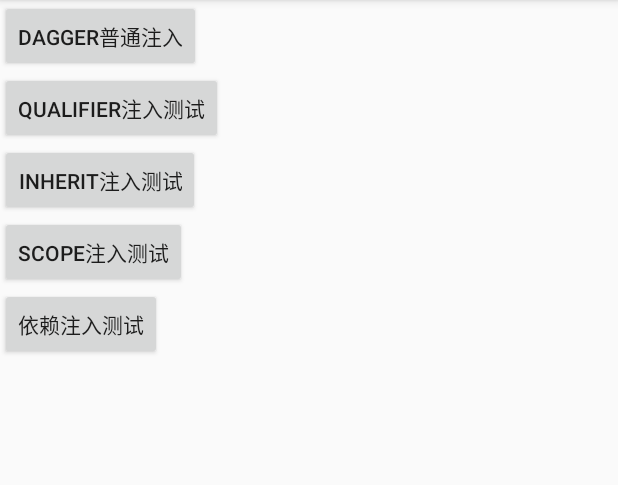
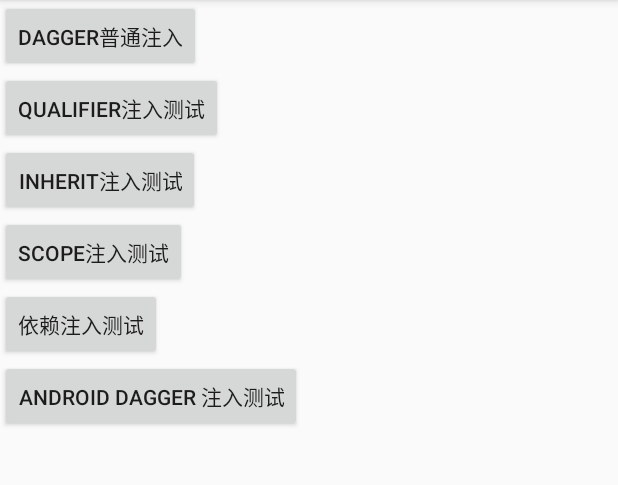
Before and after one commit to DREARMING/Dragger2Demo, an Android app: the screen it shows after launch (MainActivity), on a phone screen of 412 x 824 dp, the part 84-569 px from its top. Run offline under Robolectric (Android 15) with nearby library versions, the phone set to English and light mode, and no system bars; our stand-ins replace ButterKnife, Dagger/Hilt's generated code; libraries missing offline, so code that uses them is left out: com.blankj.utilcode; 1 statement that could not run was skipped.

Commit message:
添加 dagger.android test

```diff
--- a/app/build.gradle
+++ b/app/build.gradle
@@ -34,6 +34,12 @@ dependencies {
 
     implementation 'com.google.dagger:dagger:2.11'
     annotationProcessor 'com.google.dagger:dagger-compiler:2.11'
+
+    def dagger_version = '2.11'
+    implementation "com.google.dagger:dagger-android:$dagger_version"
+    implementation "com.google.dagger:dagger-android-support:$dagger_version"
+    annotationProcessor "com.google.dagger:dagger-android-processor:$dagger_version"
+
     implementation 'com.blankj:utilcode:1.10.0'
     implementation 'com.orhanobut:logger:2.1.1'
     api 'com.jakewharton:butterknife:10.1.0'
--- a/app/src/main/AndroidManifest.xml
+++ b/app/src/main/AndroidManifest.xml
@@ -3,10 +3,10 @@
     package="com.mvcoder.dragger2demo">
 
     <application
+        android:name=".DaggerApp"
         android:allowBackup="true"
         android:icon="@mipmap/ic_launcher"
         android:label="@string/app_name"
-        android:name=".DaggerApp"
         android:roundIcon="@mipmap/ic_launcher_round"
         android:supportsRtl="true"
         android:theme="@style/AppTheme">
@@ -14,9 +14,11 @@
             <intent-filter>
                 <action android:name="android.intent.action.MAIN" />
                 <action android:name="android.intent.action.VIEW" />
+
                 <category android:name="android.intent.category.LAUNCHER" />
             </intent-filter>
         </activity>
+        <activity android:name=".android.activity.InjectActivity"></activity>
     </application>
 
 </manifest>
--- a/app/src/main/java/com/mvcoder/dragger2demo/DaggerApp.java
+++ b/app/src/main/java/com/mvcoder/dragger2demo/DaggerApp.java
@@ -1,14 +1,44 @@
 package com.mvcoder.dragger2demo;
 
+import android.app.Activity;
 import android.app.Application;
 
 import com.blankj.utilcode.util.Utils;
+import com.mvcoder.dragger2demo.android.component.AppComponent;
+import com.mvcoder.dragger2demo.android.component.DaggerAppComponent;
+import com.mvcoder.dragger2demo.android.module.AppModule;
 
-public class DaggerApp extends Application {
+import javax.inject.Inject;
+
+import dagger.android.AndroidInjector;
+import dagger.android.DispatchingAndroidInjector;
+import dagger.android.HasActivityInjector;
+
+public class DaggerApp extends Application implements HasActivityInjector {
+
+    @Inject
+    DispatchingAndroidInjector<Activity> dispatchingAndroidInjector;
+
 
     @Override
     public void onCreate() {
         super.onCreate();
         Utils.init(this);
+        doInject();
     }
+
+    private void doInject() {
+         AppComponent appComponent = DaggerAppComponent.builder()
+                .appModule(new AppModule(this))
+                .build();
+
+         appComponent.inject(this);
+
+    }
+
+    @Override
+    public AndroidInjector<Activity> activityInjector() {
+        return dispatchingAndroidInjector;
+    }
+
 }
--- a/app/src/main/java/com/mvcoder/dragger2demo/MainActivity.java
+++ b/app/src/main/java/com/mvcoder/dragger2demo/MainActivity.java
@@ -1,10 +1,12 @@
 package com.mvcoder.dragger2demo;
 
 
+import android.content.Intent;
 import android.os.Bundle;
 import android.view.View;
 import android.widget.Button;
 
+import com.mvcoder.dragger2demo.android.activity.InjectActivity;
 import com.mvcoder.dragger2demo.inherit.bean.Son;
 import com.mvcoder.dragger2demo.simple.bean.Man;
 
@@ -25,6 +27,8 @@ public class MainActivity extends AppCompatActivity {
     Button bScope;
     @BindView(R.id.btDependency)
     Button btDependency;
+    @BindView(R.id.btAndroidDagger)
+    Button btAndroidDagger;
 
     @Override
     protected void onCreate(Bundle savedInstanceState) {
@@ -33,7 +37,7 @@ public class MainActivity extends AppCompatActivity {
         ButterKnife.bind(this);
     }
 
-    @OnClick({R.id.btInject, R.id.btQualifier, R.id.btLazy, R.id.bScope, R.id.btDependency})
+    @OnClick({R.id.btInject, R.id.btQualifier, R.id.btLazy, R.id.bScope, R.id.btDependency,R.id.btAndroidDagger})
     public void onViewClicked(View view) {
         switch (view.getId()) {
             case R.id.btInject:
@@ -51,7 +55,15 @@ public class MainActivity extends AppCompatActivity {
             case R.id.btDependency:
                 testDependency();
                 break;
+            case R.id.btAndroidDagger:
+                testAndroidDagger();
+                break;
         }
+    }
+
+    private void testAndroidDagger() {
+        Intent intent = new Intent(this, InjectActivity.class);
+        startActivity(intent);
     }
 
     private void btSimpleInject(){
--- /dev/null
+++ b/app/src/main/java/com/mvcoder/dragger2demo/android/component/AppComponent.java
@@ -0,0 +1,21 @@
+package com.mvcoder.dragger2demo.android.component;
+
+import com.mvcoder.dragger2demo.DaggerApp;
+import com.mvcoder.dragger2demo.android.bean.WebService;
+import com.mvcoder.dragger2demo.android.module.ActivityBindModule;
+import com.mvcoder.dragger2demo.android.module.AppModule;
+
+import javax.inject.Singleton;
+
+import dagger.Component;
+import dagger.android.AndroidInjectionModule;
+
+@Singleton
+@Component(modules = {AppModule.class, AndroidInjectionModule.class, ActivityBindModule.class})
+public interface AppComponent {
+
+    void inject(DaggerApp app);
+
+    WebService WebService();
+
+}
--- /dev/null
+++ b/app/src/main/java/com/mvcoder/dragger2demo/android/module/AppModule.java
@@ -0,0 +1,35 @@
+package com.mvcoder.dragger2demo.android.module;
+
+import android.content.Context;
+
+import com.mvcoder.dragger2demo.android.bean.WebService;
+
+import javax.inject.Singleton;
+
+import dagger.Module;
+import dagger.Provides;
+
+@Module
+public class AppModule {
+
+    private Context context;
+
+    public AppModule(Context applicationContext){
+        this.context = applicationContext;
+    }
+
+
+    @Singleton
+    @Provides
+    public Context getContext(){
+        return context;
+    }
+
+
+    @Singleton
+    @Provides
+    public WebService webService(){
+        return new WebService();
+    }
+
+}
--- a/app/src/main/res/layout/activity_main.xml
+++ b/app/src/main/res/layout/activity_main.xml
@@ -42,4 +42,11 @@
         android:text="依赖注入测试"
         />
 
+    <Button
+        android:id="@+id/btAndroidDagger"
+        android:layout_width="wrap_content"
+        android:layout_height="wrap_content"
+        android:text="android dagger 注入测试"
+        />
+
 </LinearLayout>
```
Also changed, not shown: app/src/main/java/com/mvcoder/dragger2demo/android/activity/InjectActivity.java (added, +41 -0 lines), app/src/main/java/com/mvcoder/dragger2demo/android/anno/ActivityScope.java (added, +14 -0 lines), app/src/main/java/com/mvcoder/dragger2demo/android/bean/Presenter.java (added, +24 -0 lines), app/src/main/java/com/mvcoder/dragger2demo/android/bean/WebService.java (added, +11 -0 lines), app/src/main/java/com/mvcoder/dragger2demo/android/module/ActivityBindModule.java (added, +18 -0 lines), app/src/main/java/com/mvcoder/dragger2demo/android/module/InjectActivityModule.java (added, +21 -0 lines), app/src/main/res/layout/activity_inject.xml (added, +16 -0 lines).
